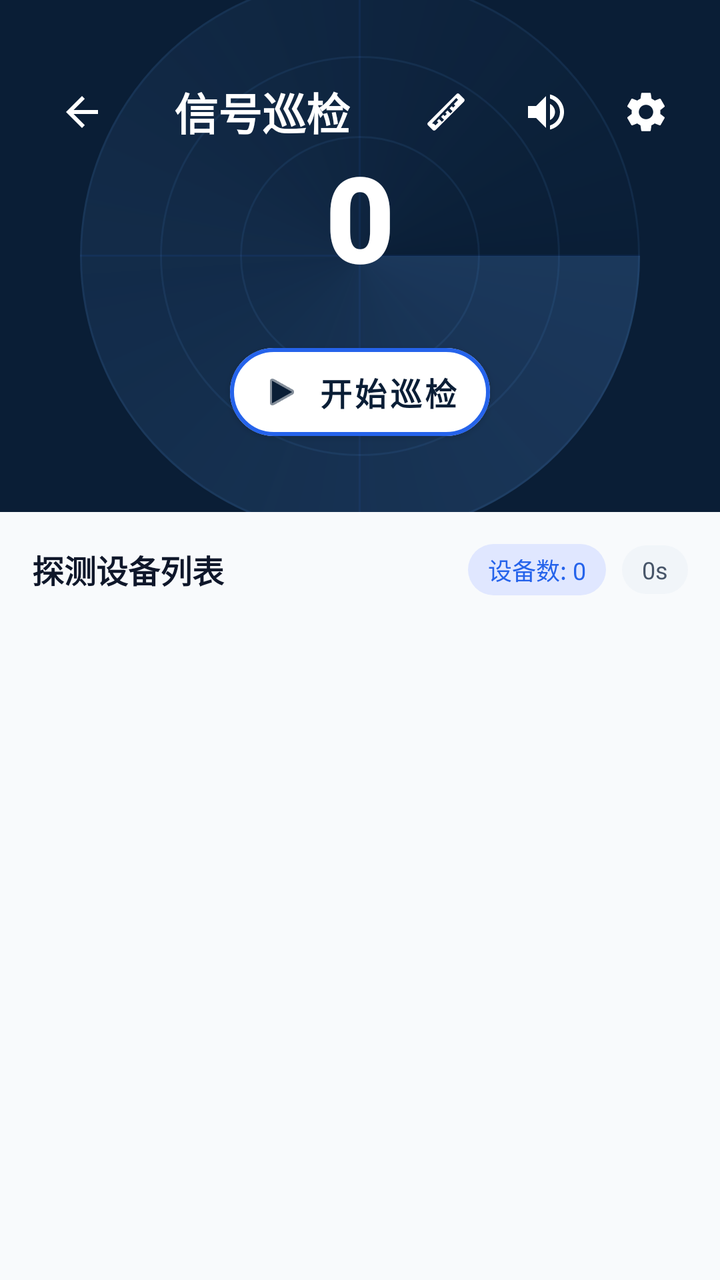
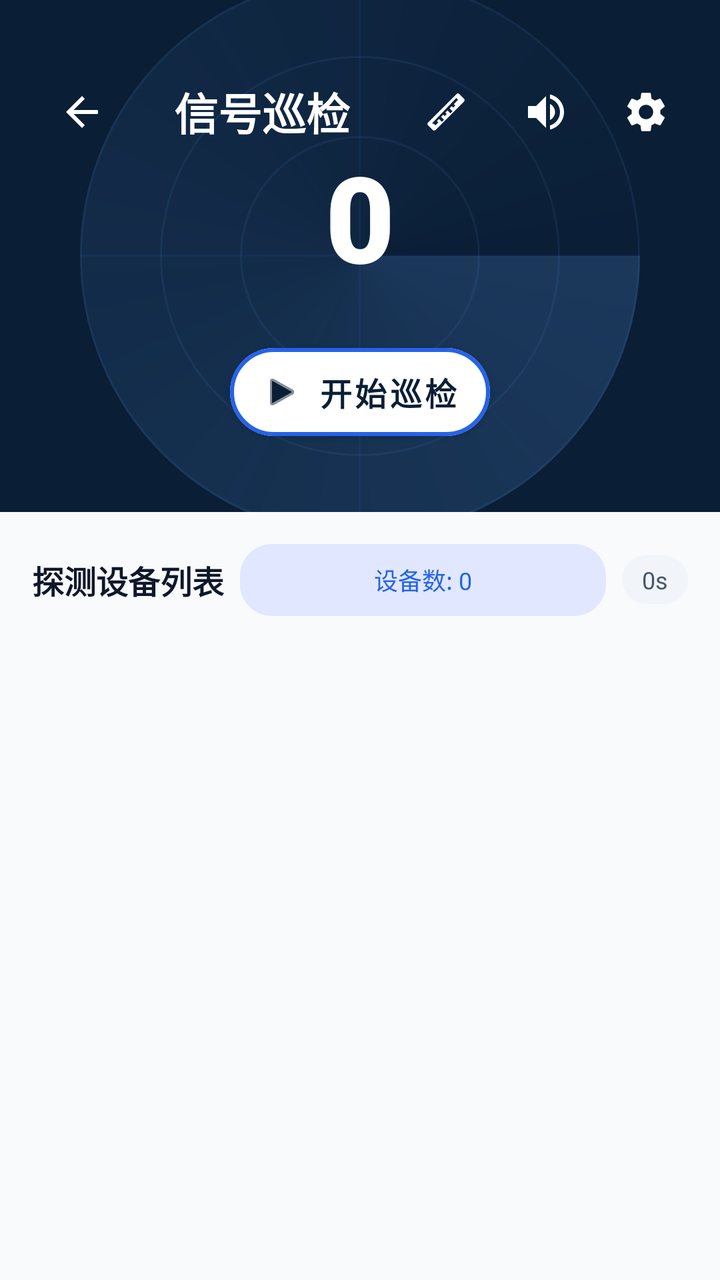

Before-and-after screenshots of an Android layout around one commit, followed by the original layout XML and the change that was made.
<!-- AndroidManifest.xml: application theme Theme.Signal_dectect -->
<!-- res/layout/activity_signal_inspect.xml -->
<?xml version="1.0" encoding="utf-8"?>
<LinearLayout xmlns:android="http://schemas.android.com/apk/res/android"
    xmlns:app="http://schemas.android.com/apk/res-auto"
    android:layout_width="match_parent"
    android:layout_height="match_parent"
    android:orientation="vertical"
    android:background="#FFFFFF">

    
    <FrameLayout
        android:layout_width="match_parent"
        android:layout_height="0dp"
        android:layout_weight="2"
        android:background="#0A1E36">

        
        <View
            android:layout_width="280dp"
            android:layout_height="280dp"
            android:layout_gravity="center"
            android:background="@drawable/bg_radar_ring" />

        <View
            android:layout_width="200dp"
            android:layout_height="200dp"
            android:layout_gravity="center"
            android:background="@drawable/bg_radar_ring" />

        <View
            android:layout_width="120dp"
            android:layout_height="120dp"
            android:layout_gravity="center"
            android:background="@drawable/bg_radar_ring" />

        
        <View
            android:layout_width="280dp"
            android:layout_height="1dp"
            android:layout_gravity="center"
            android:background="#152563EB" />

        <View
            android:layout_width="1dp"
            android:layout_height="280dp"
            android:layout_gravity="center"
            android:background="#152563EB" />

        
        <View
            android:id="@+id/radar_sweep"
            android:layout_width="280dp"
            android:layout_height="280dp"
            android:layout_gravity="center"
            android:background="@drawable/bg_radar_sweep" />

        
        <LinearLayout
            android:id="@+id/top_toolbar"
            android:layout_width="match_parent"
            android:layout_height="56dp"
            android:layout_gravity="top"
            android:layout_marginTop="28dp"
            android:gravity="center_vertical"
            android:orientation="horizontal"
            android:paddingStart="20dp"
            android:paddingEnd="16dp">

            <ImageButton
                android:id="@+id/btn_back"
                android:layout_width="42dp"
                android:layout_height="42dp"
                android:background="?android:attr/selectableItemBackgroundBorderless"
                android:src="?attr/homeAsUpIndicator"
                app:tint="#FFFFFF" />

            <TextView
                android:id="@+id/tv_title"
                android:layout_width="0dp"
                android:layout_height="wrap_content"
                android:layout_marginStart="12dp"
                android:layout_marginEnd="14dp"
                android:layout_weight="1"
                android:ellipsize="end"
                android:fontFamily="sans-serif-black"
                android:gravity="center"
                android:singleLine="true"
                android:text="信号巡检"
                android:textColor="#FFFFFF"
                android:textSize="22sp" />

            <LinearLayout
                android:id="@+id/top_actions"
                android:layout_width="wrap_content"
                android:layout_height="42dp"
                android:gravity="center_vertical"
                android:orientation="horizontal">

                <ImageButton
                    android:id="@+id/btn_distance"
                    android:layout_width="42dp"
                    android:layout_height="42dp"
                    android:background="?android:attr/selectableItemBackgroundBorderless"
                    android:src="@drawable/ic_ruler"
                    app:tint="#FFFFFF" />

                <ImageButton
                    android:id="@+id/btn_volume"
                    android:layout_width="42dp"
                    android:layout_height="42dp"
                    android:layout_marginStart="8dp"
                    android:background="?android:attr/selectableItemBackgroundBorderless"
                    android:src="@drawable/ic_volume"
                    app:tint="#FFFFFF" />

                <ImageButton
                    android:id="@+id/btn_settings"
                    android:layout_width="42dp"
                    android:layout_height="42dp"
                    android:layout_marginStart="8dp"
                    android:background="?android:attr/selectableItemBackgroundBorderless"
                    android:src="@drawable/ic_settings"
                    app:tint="#FFFFFF" />
            </LinearLayout>
        </LinearLayout>

        
        <TextView
            android:id="@+id/tv_large_device_count"
            android:layout_width="wrap_content"
            android:layout_height="wrap_content"
            android:layout_gravity="center"
            android:layout_marginBottom="20dp"
            android:text="0"
            android:textSize="60sp"
            android:fontFamily="sans-serif-black"
            android:textColor="#FFFFFF" />

        
        <com.google.android.material.button.MaterialButton
            android:id="@+id/fab"
            android:layout_width="wrap_content"
            android:layout_height="56dp"
            android:layout_gravity="bottom|center_horizontal"
            android:layout_marginBottom="32dp"
            android:text="开始巡检"
            android:textSize="16sp"
            android:textColor="#0A1E36"
            android:fontFamily="sans-serif-black"
            app:backgroundTint="#FFFFFF"
            app:cornerRadius="28dp"
            app:icon="@android:drawable/ic_media_play"
            app:iconTint="#0A1E36"
            app:iconSize="20dp"
            app:strokeWidth="2dp"
            app:strokeColor="#2563EB"
            app:elevation="8dp" />

    </FrameLayout>

    
    <LinearLayout
        android:layout_width="match_parent"
        android:layout_height="0dp"
        android:layout_weight="3"
        android:orientation="vertical"
        android:background="#F8FAFC"
        android:paddingHorizontal="16dp"
        android:paddingTop="16dp">

        
        <LinearLayout
            android:layout_width="match_parent"
            android:layout_height="wrap_content"
            android:orientation="horizontal"
            android:gravity="center_vertical"
            android:layout_marginBottom="12dp">

            <TextView
                android:layout_width="0dp"
                android:layout_height="wrap_content"
                android:layout_weight="1"
                android:text="探测设备列表"
                android:textSize="16sp"
                android:fontFamily="sans-serif-black"
                android:textColor="#0F172A" />

            
            <TextView
                android:id="@+id/tv_device_count"
                android:layout_width="wrap_content"
                android:layout_height="wrap_content"
                android:text="设备数: 0"
                android:textColor="#2563EB"
                android:background="@drawable/bg_pill_blue"
                android:paddingHorizontal="10dp"
                android:paddingVertical="4dp"
                android:textSize="12sp"
                android:fontFamily="sans-serif-bold" />

            <Space
                android:layout_width="8dp"
                android:layout_height="wrap_content" />

            
            <TextView
                android:id="@+id/tv_duration"
                android:layout_width="wrap_content"
                android:layout_height="wrap_content"
                android:text="0s"
                android:textColor="#475569"
                android:background="@drawable/bg_pill_gray"
                android:paddingHorizontal="10dp"
                android:paddingVertical="4dp"
                android:textSize="12sp"
                android:fontFamily="sans-serif-bold" />
        </LinearLayout>

        
        <androidx.recyclerview.widget.RecyclerView
            android:id="@+id/recycler_view"
            android:layout_width="match_parent"
            android:layout_height="match_parent"
            android:clipToPadding="false"
            android:paddingBottom="40dp" />

    </LinearLayout>

</LinearLayout>
<!-- resources referenced by this layout -->
<resources>
  <!-- drawable bg_pill_blue (drawable) -->
  <?xml version="1.0" encoding="utf-8"?>
  <shape xmlns:android="http://schemas.android.com/apk/res/android">
      <solid android:color="#E0E7FF" />
      <corners android:radius="16dp" />
  </shape>
  <!-- drawable bg_pill_gray (drawable) -->
  <?xml version="1.0" encoding="utf-8"?>
  <shape xmlns:android="http://schemas.android.com/apk/res/android">
      <solid android:color="#F1F5F9" />
      <corners android:radius="16dp" />
  </shape>
  <!-- drawable bg_radar_ring (drawable) -->
  <?xml version="1.0" encoding="utf-8"?>
  <shape xmlns:android="http://schemas.android.com/apk/res/android"
      android:shape="oval">
      <solid android:color="#00000000" />
      <stroke
          android:width="1dp"
          android:color="#1560A5FA" />
  </shape>
  <!-- drawable bg_radar_sweep (drawable) -->
  <?xml version="1.0" encoding="utf-8"?>
  <shape xmlns:android="http://schemas.android.com/apk/res/android"
      android:shape="oval">
      <gradient
          android:type="sweep"
          android:startColor="#3060A5FA"
          android:endColor="#0060A5FA" />
  </shape>
  <!-- drawable ic_ruler (drawable) -->
  <vector xmlns:android="http://schemas.android.com/apk/res/android"
      android:width="24dp"
      android:height="24dp"
      android:viewportWidth="24"
      android:viewportHeight="24">
      <path
          android:fillColor="@android:color/white"
          android:pathData="M3,17.25L17.25,3c0.39,-0.39 1.02,-0.39 1.41,0l2.34,2.34c0.39,0.39 0.39,1.02 0,1.41L6.75,21c-0.39,0.39 -1.02,0.39 -1.41,0L3,18.66c-0.39,-0.39 -0.39,-1.02 0,-1.41zM6.04,17.96l0.7,0.7l1.42,-1.42l-0.7,-0.7l1.06,-1.06l1.42,1.42l1.06,-1.06l-1.42,-1.42l1.06,-1.06l0.7,0.7l1.06,-1.06l-0.7,-0.7l1.06,-1.06l1.42,1.42l1.06,-1.06l-1.42,-1.42l1.06,-1.06l0.7,0.7l1.06,-1.06l-0.7,-0.7l2.12,-2.12l-0.94,-0.94L4.98,17.72l1.06,0.24z" />
  </vector>
  <!-- drawable ic_volume (drawable) -->
  <vector xmlns:android="http://schemas.android.com/apk/res/android"
      android:width="24dp"
      android:height="24dp"
      android:viewportWidth="24"
      android:viewportHeight="24"
      android:tint="?attr/colorControlNormal">
    <path
        android:fillColor="@android:color/white"
        android:pathData="M3,9v6h4l5,5V4L7,9H3zM16.5,12c0,-1.77 -1.02,-3.29 -2.5,-4.03v8.05c1.48,-0.73 2.5,-2.25 2.5,-4.02zM14,3.23v2.06c2.89,0.86 5,3.54 5,6.71s-2.11,5.85 -5,6.71v2.06c4.01,-0.91 7,-4.49 7,-8.77s-2.99,-7.86 -7,-8.77z"/>
  </vector>
  <style name="Theme.Signal_dectect" parent="Theme.MaterialComponents.DayNight.NoActionBar">
          
          <item name="colorPrimary">@color/primary</item>
          <item name="colorPrimaryVariant">@color/primary_variant</item>
          <item name="colorOnPrimary">@color/on_primary</item>
          
          
          <item name="colorSecondary">@color/secondary</item>
          <item name="colorSecondaryVariant">@color/secondary_variant</item>
          <item name="colorOnSecondary">@color/on_secondary</item>
          
          
          <item name="android:windowBackground">@color/background</item>
          <item name="colorSurface">@color/surface</item>
          
          
          <item name="android:statusBarColor">@color/background</item>
          <item name="android:windowLightStatusBar">true</item>
          
          
      </style>
  <color name="primary">#2563EB</color>
  <color name="primary_variant">#1D4ED8</color>
  <color name="on_primary">#FFFFFF</color>
  <color name="secondary">#0EA5E9</color>
  <color name="secondary_variant">#0284C7</color>
  <color name="on_secondary">#FFFFFF</color>
  <color name="background">#F8FAFC</color>
  <color name="surface">#FFFFFF</color>
  <!-- unchanged entries left out for length: 1 -->
</resources>

<!-- the commit's change to res/layout/activity_signal_inspect.xml (unified diff, before → after) -->
@@ -176,26 +176,39 @@
             android:layout_marginBottom="12dp">
 
             <TextView
-                android:layout_width="0dp"
-                android:layout_height="wrap_content"
-                android:layout_weight="1"
+                android:layout_width="wrap_content"
+                android:layout_height="wrap_content"
+                android:singleLine="true"
                 android:text="探测设备列表"
                 android:textSize="16sp"
                 android:fontFamily="sans-serif-black"
                 android:textColor="#0F172A" />
 
             
-            <TextView
+            <androidx.appcompat.widget.AppCompatTextView
                 android:id="@+id/tv_device_count"
-                android:layout_width="wrap_content"
-                android:layout_height="wrap_content"
+                android:layout_width="0dp"
+                android:layout_height="wrap_content"
+                android:layout_marginStart="8dp"
+                android:layout_weight="1"
+                android:clickable="true"
+                android:ellipsize="end"
+                android:focusable="true"
+                android:foreground="?attr/selectableItemBackgroundBorderless"
+                android:gravity="center"
+                android:minHeight="36dp"
+                android:singleLine="true"
                 android:text="设备数: 0"
                 android:textColor="#2563EB"
                 android:background="@drawable/bg_pill_blue"
-                android:paddingHorizontal="10dp"
+                android:paddingHorizontal="8dp"
                 android:paddingVertical="4dp"
                 android:textSize="12sp"
-                android:fontFamily="sans-serif-bold" />
+                android:fontFamily="sans-serif-bold"
+                app:autoSizeMaxTextSize="12sp"
+                app:autoSizeMinTextSize="9sp"
+                app:autoSizeStepGranularity="1sp"
+                app:autoSizeTextType="uniform" />
 
             <Space
                 android:layout_width="8dp"
